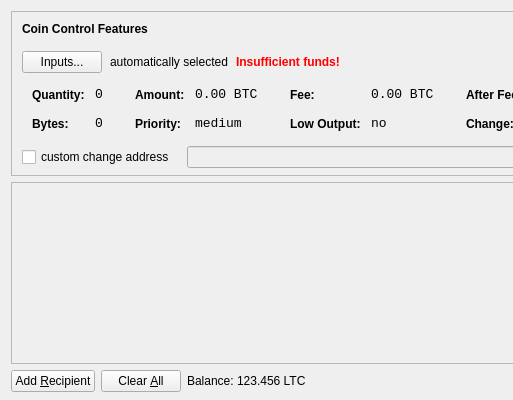
AbdulRayhman/CGX-Coin, file src/qt/forms/sendcoinsdialog.ui: the form before one commit; both pictures show x 0 to 513 and y 0 to 400 of the 850 by 400 pixel window.
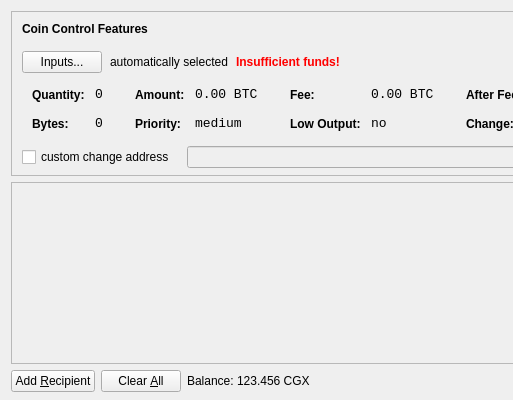
The form after the commit. Icons and pictures are not drawn.

The edit to the form file:
```diff
--- a/src/qt/forms/sendcoinsdialog.ui
+++ b/src/qt/forms/sendcoinsdialog.ui
@@ -720,7 +720,7 @@
           <cursorShape>IBeamCursor</cursorShape>
          </property>
          <property name="text">
-          <string>123.456 LTC</string>
+          <string>123.456 CGX</string>
          </property>
          <property name="textInteractionFlags">
           <set>Qt::LinksAccessibleByMouse|Qt::TextSelectableByKeyboard|Qt::TextSelectableByMouse</set>
```
